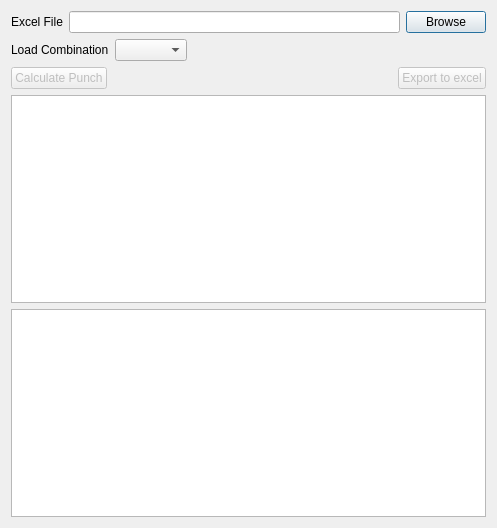
Above: safe/punch/punchPanel.ui from ebrahimraeyat/OSAFE before the change. Below: the same form after it.
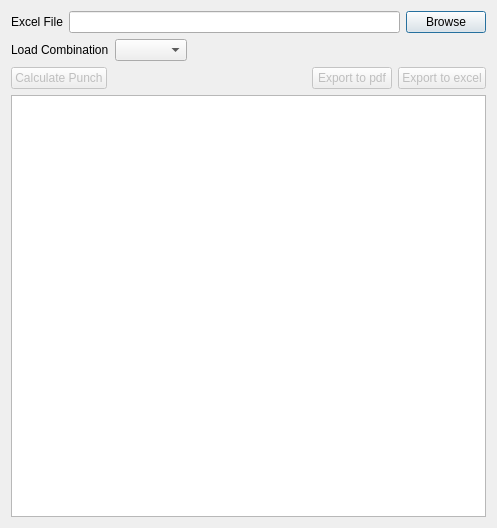
That is the form after the change.

Commit message: export to pdf

Patch:
```diff
--- a/safe/punch/punchPanel.ui
+++ b/safe/punch/punchPanel.ui
@@ -87,6 +87,16 @@
        </property>
       </spacer>
      </item>
+     <item>
+      <widget class="QPushButton" name="export_pdf_button">
+       <property name="enabled">
+        <bool>false</bool>
+       </property>
+       <property name="text">
+        <string>Export to pdf</string>
+       </property>
+      </widget>
+     </item>
      <item>
       <widget class="QPushButton" name="export_excel_button">
        <property name="enabled">
@@ -102,9 +112,6 @@
    <item>
     <widget class="QTextBrowser" name="safe_prop_browser"/>
    </item>
-   <item>
-    <widget class="QTextBrowser" name="info_browser"/>
-   </item>
   </layout>
  </widget>
  <resources/>
```
Left out of the diff: 10 changed lines with no effect on the pictures. The commit also changes 6 other files.
